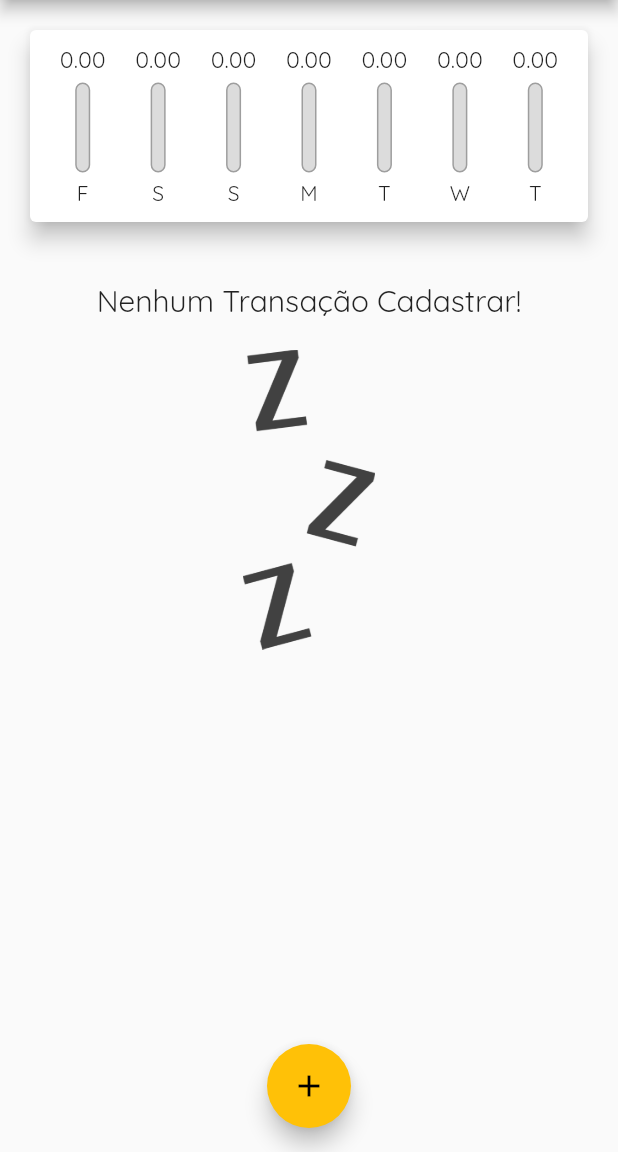
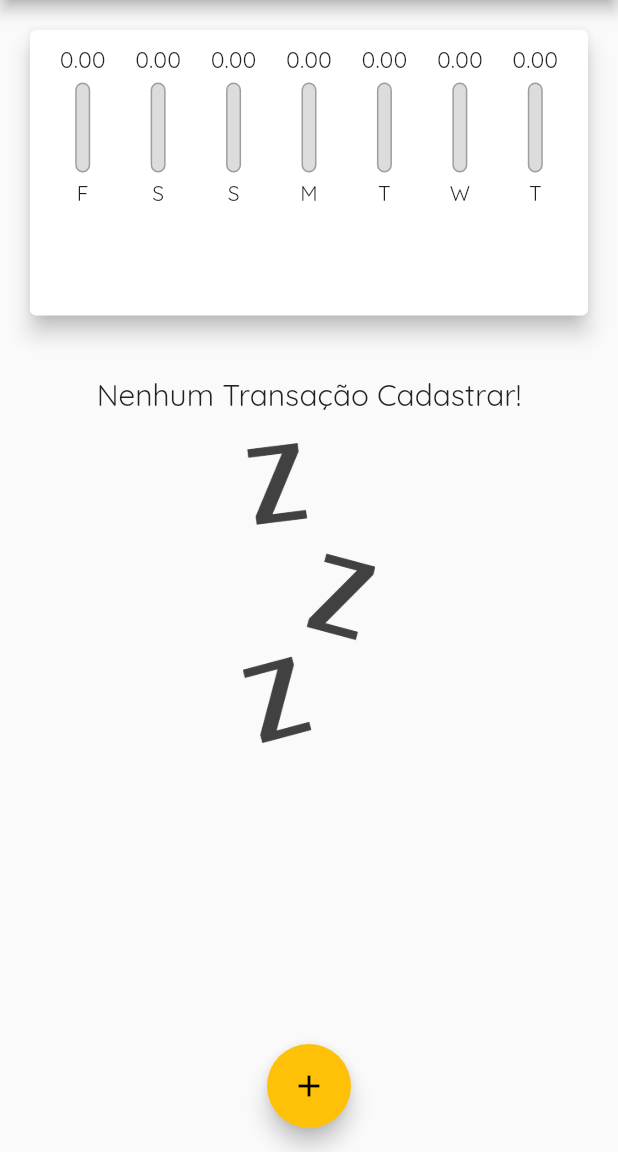
Before and after one commit to williansjaime/AppFlutterDespesas, a Flutter app: the screen it shows after launch, on a phone screen of 412 x 824 dp, the part 84-1236 px from its top. Run offline on Flutter 3.47's test engine with Material 2 defaults, Android fonts, the phone set to English and light mode, and no system bars.

Commit message:
Aula de auto ajuste do tamanho da tela

```diff
--- a/AppExpense/expenses/lib/components/transaction_list.dart
+++ b/AppExpense/expenses/lib/components/transaction_list.dart
@@ -10,9 +10,7 @@ class TransactionList extends StatelessWidget {
   TransactionList(this.transaction,this.onRemove); //contrutor
   @override
   Widget build(BuildContext context) {
-    return Container(
-      height: 430,
-      child: transaction.isEmpty ?
+    return transaction.isEmpty ?
     Column(
       children: <Widget>[
       SizedBox(height: 20,),
@@ -58,7 +56,6 @@ class TransactionList extends StatelessWidget {
           );
 
       },
-      ),
     );
   }
 }
--- a/AppExpense/expenses/lib/main.dart
+++ b/AppExpense/expenses/lib/main.dart
@@ -86,8 +86,7 @@ class _expensesState extends State<expenses> {
 
   @override
   Widget build(BuildContext context) {
-    return Scaffold(
-      appBar: AppBar(
+    final appbar = AppBar(
         title: Text('Despesas Pessoais',
         style: TextStyle(fontFamily: 'OpenSans',),),
         actions: <Widget>[
@@ -96,14 +95,24 @@ class _expensesState extends State<expenses> {
             icon: Icon(Icons.add),
           )
         ],
-      ),
+      );
+    final avalableHeight = MediaQuery.of(context).size.height
+    - appbar.preferredSize.height -
+     MediaQuery.of(context).padding.top;
+
+    return Scaffold(
+      appBar: appbar,
       body: SingleChildScrollView(
         child: Column(
           //mainAxisAlignment: MainAxisAlignment.spaceAround,
           //crossAxisAlignment: CrossAxisAlignment.stretch,
           children: <Widget>[
-              Chart(_recentTransactions),
-              TransactionList(_transactions, _removeTransaction),
+              Container(
+                height: avalableHeight * 0.3,
+                child: Chart(_recentTransactions)),
+              Container(
+                height: avalableHeight * 0.7,
+                child: TransactionList(_transactions, _removeTransaction)),
           ],
         ),
       ),
```
Lines whose indentation alone changed are shown as unchanged.
